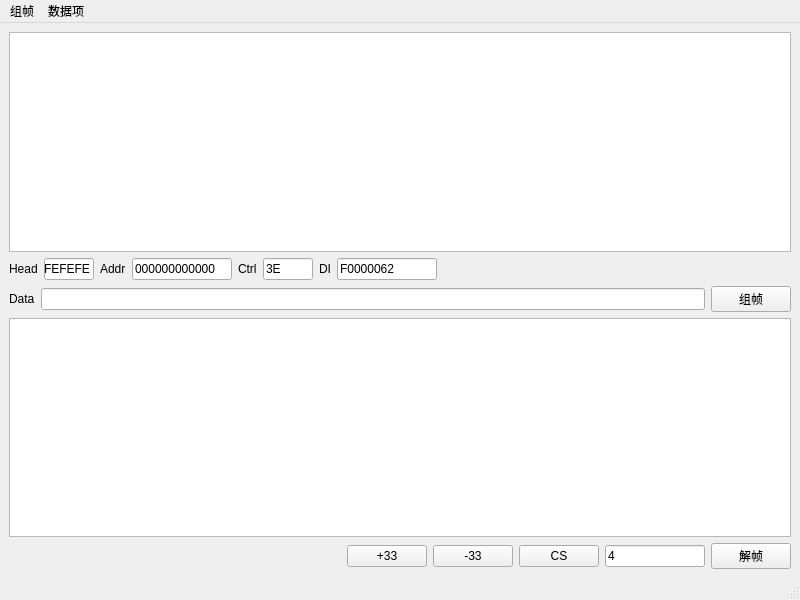
This is DL645MakeUI.ui in oryet/DL645MakeTool as Qt 5 draws it before an edit. The edited form follows.
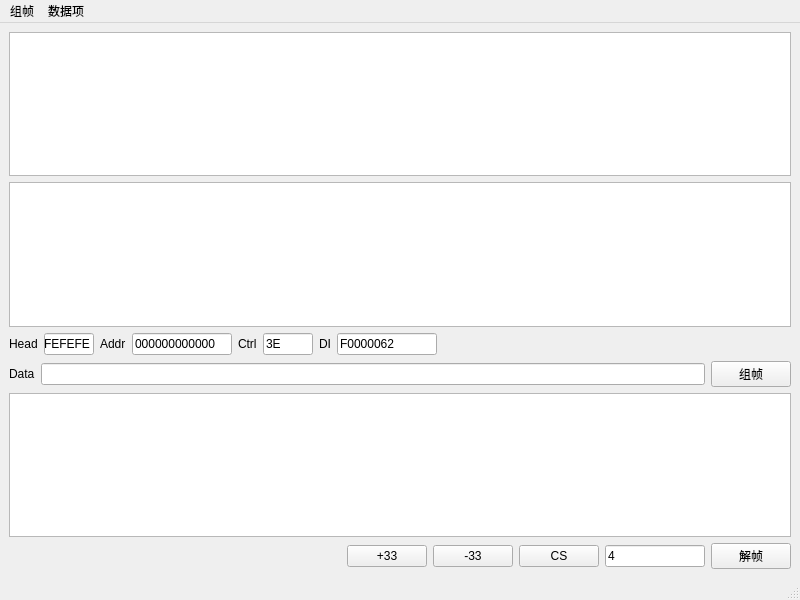
This is the edited form.

What changed in the file:
```diff
--- a/DL645MakeUI.ui
+++ b/DL645MakeUI.ui
@@ -26,6 +26,9 @@
       <item>
        <widget class="QTextEdit" name="textEdit_CodeData"/>
       </item>
+      <item>
+       <widget class="QTableWidget" name="tableWidget_DI"/>
+      </item>
       <item>
        <layout class="QHBoxLayout" name="horizontalLayout">
         <item>
```
Left out of the diff: 2 changed lines with no effect on the pictures.
